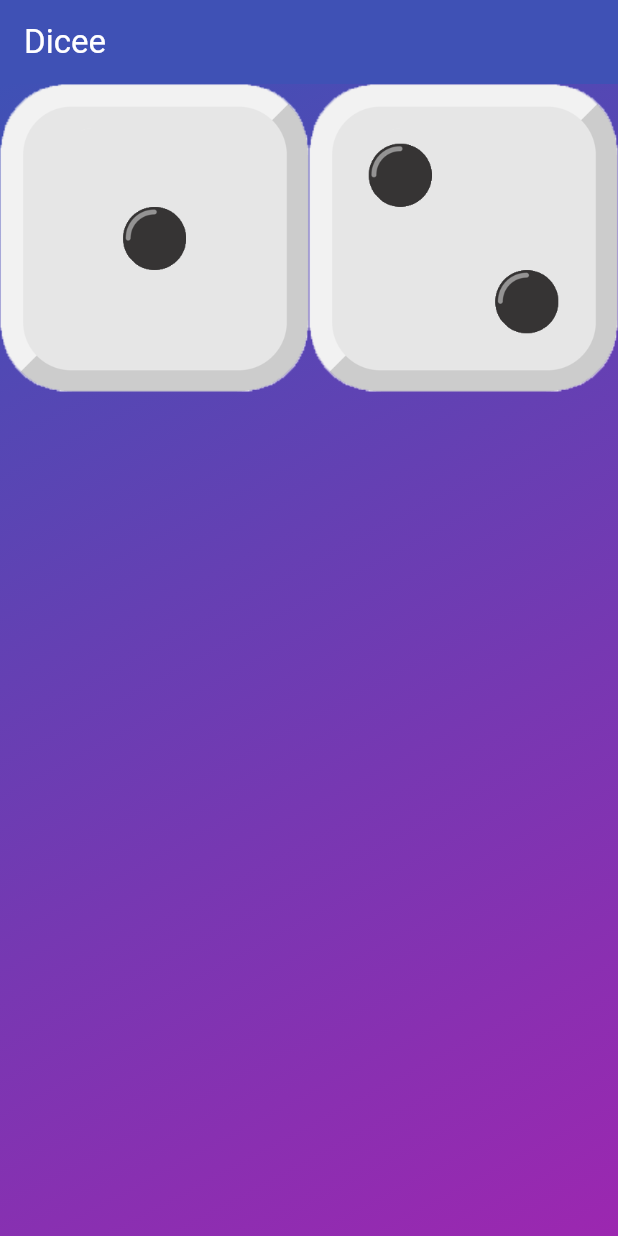
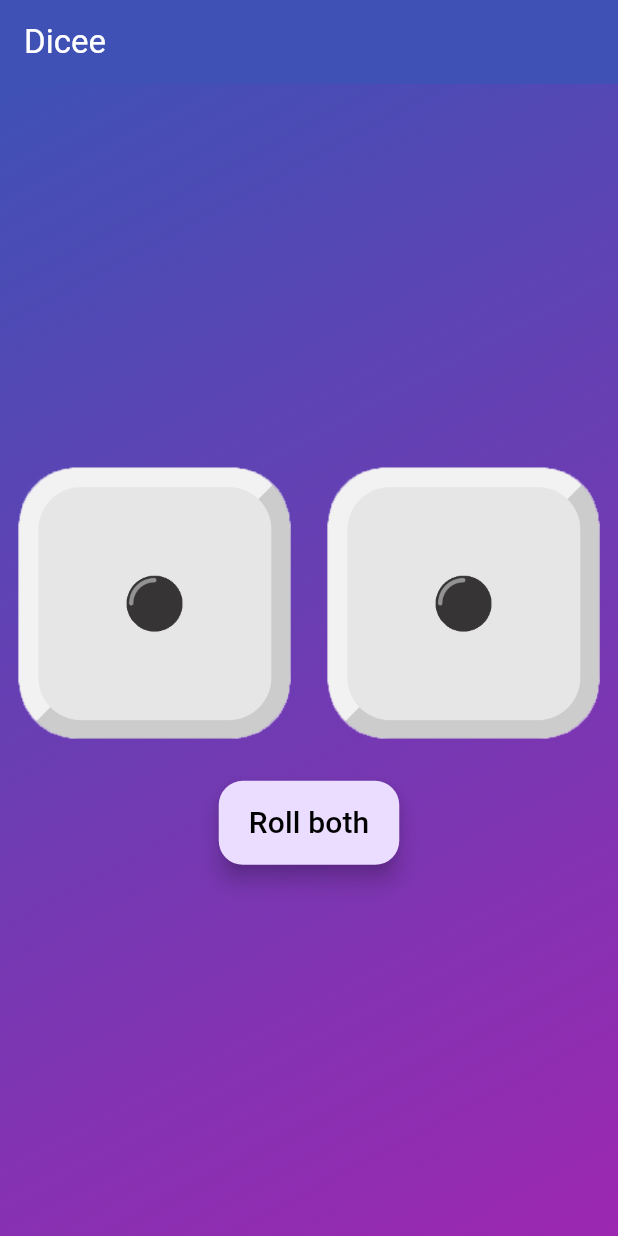
Before and after one commit to MNJTdhr/dicee, a Flutter app: the screen it shows after launch, on a phone screen of 412 x 824 dp. Run offline on Flutter 3.47's test engine with Material 3 defaults, Android fonts, the light colour scheme and no system bars.

Commit message:
dice working both

```diff
--- a/lib/main.dart
+++ b/lib/main.dart
@@ -1,4 +1,5 @@
 import 'package:flutter/material.dart';
+import 'dart:math';
 
 void main() {
   return runApp(
@@ -6,8 +7,21 @@ void main() {
   );
 }
 
-class MyWidget extends StatelessWidget {
+class MyWidget extends StatefulWidget {
   const MyWidget({super.key});
+
+  @override
+  State<MyWidget> createState() => _MyWidgetState();
+}
+
+class _MyWidgetState extends State<MyWidget> {
+  int diceFace1 = 1; //initial value
+  int diceFace2 = 1; //before build methood
+
+  void rollBothDice() {
+    diceFace1 = Random().nextInt(6) + 1;
+    diceFace2 = Random().nextInt(6) + 1;
+  }
 
   @override
   Widget build(BuildContext context) {
@@ -30,23 +44,57 @@ class MyWidget extends StatelessWidget {
             ),
           ),
           child: Column(
+            mainAxisAlignment: MainAxisAlignment.center,
             children: [
               Row(
                 children: [
                   Expanded(
-                    flex: 1,
-                    child: Image.asset(
-                      "assets/images/dice1.png",
+                    child: TextButton(
+                      onPressed: () {
+                        setState(
+                          () {
+                            diceFace1 = Random().nextInt(6) + 1;
+                          },
+                        );
+                      },
+                      child: Image.asset(
+                        "assets/images/dice$diceFace1.png",
+                      ),
                     ),
                   ),
                   Expanded(
-                    flex: 1,
-                    child: Image.asset(
-                      "assets/images/dice2.png",
+                    child: TextButton(
+                      onPressed: () {
+                        setState(() {
+                          diceFace2 = Random().nextInt(6) + 1;
+                        });
+                      },
+                      child: Image.asset(
+                        "assets/images/dice$diceFace2.png",
+                      ),
                     ),
                   ),
                 ],
-              )
+              ),
+              SizedBox(
+                height: 20,
+              ),
+              FloatingActionButton.extended(
+                onPressed: () {
+                  setState(
+                    () {
+                      rollBothDice();
+                    },
+                  );
+                },
+                label: Text(
+                  "Roll both",
+                  style: TextStyle(
+                    fontSize: 20,
+                    color: Colors.black,
+                  ),
+                ),
+              ),
             ],
           ),
         ),
```
Also changed, not shown: 1 other file.
